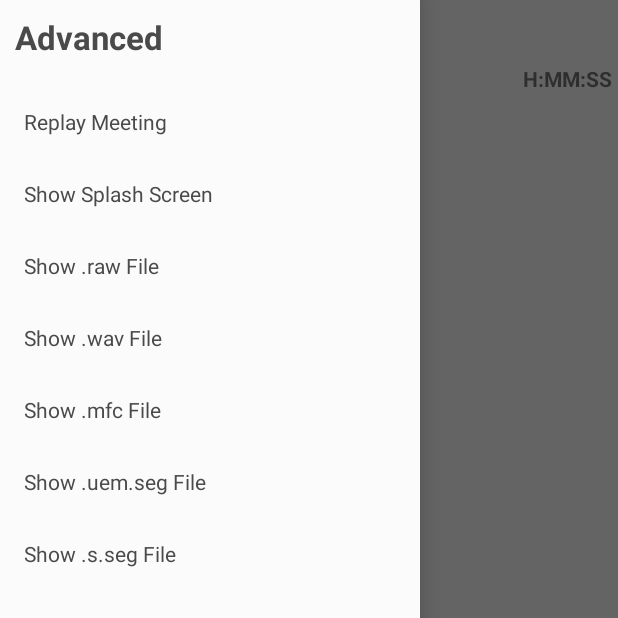
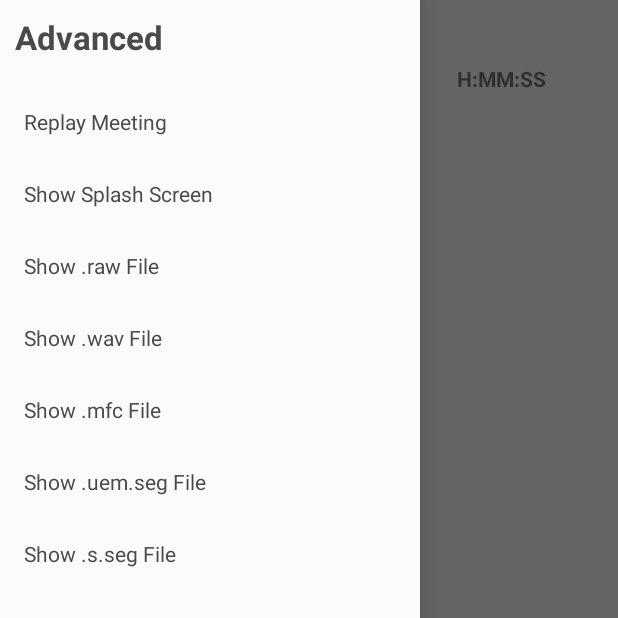
Before and after one commit to NoelC15/ConvMod, an Android app: the SummaryActivity screen opened directly, with no data from a screen before it, with the side drawer open, on a phone screen of 412 x 824 dp, the top half of it. Run offline under Robolectric (Android 15) with nearby library versions, the light colour scheme and no system bars.

```diff
--- a/app/src/main/res/layout/activity_summary.xml
+++ b/app/src/main/res/layout/activity_summary.xml
@@ -45,7 +45,7 @@
         <!--I TOOK THIS OUT OF THE SCROLL VIEW-->
         <GridLayout
             android:id="@+id/speaker_duration_grid"
-            android:layout_width="match_parent"
+            android:layout_width="368dp"
             android:layout_height="wrap_content"
             android:columnCount="3"
             android:paddingTop="5dp"
@@ -92,7 +92,7 @@
             android:layout_height="wrap_content"
             android:paddingTop="25dp"
             android:layout_weight="50"
-            tools:layout_editor_absoluteY="946dp"
+            tools:layout_editor_absoluteY="1052dp"
             tools:layout_editor_absoluteX="0dp">
             <LinearLayout
                 android:layout_width="match_parent"
```
